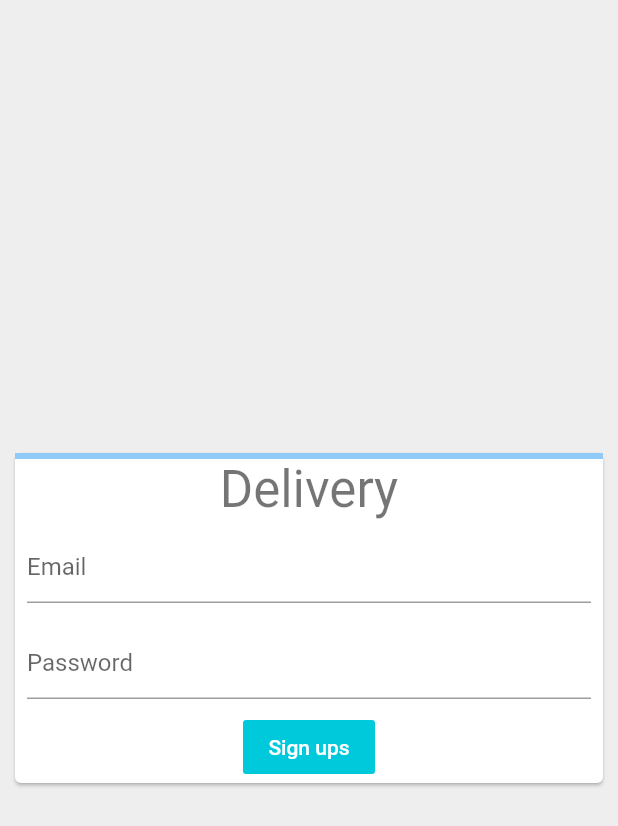
After one commit to RicardoHds/flutter_pwa, a Flutter app: the screen it shows after launch, after a tap on "Sign ups", on a phone screen of 412 x 824 dp. The commit adds this screen. Shown: the top 826 px of the screen. Run offline on Flutter 3.47's test engine with Material 2 defaults, Android fonts, the phone set to English and light mode, and no system bars; our stand-ins replace get_it; network calls fail.

Commit message:
[add] new Structure

```diff
--- /dev/null
+++ b/lib/constants/route_paths.dart
@@ -0,0 +1,2 @@
+const String LoginRoute = 'Login';
+const String HomeRoute = 'Home';
--- /dev/null
+++ b/lib/constants/urls.dart
@@ -0,0 +1 @@
+const String api = "https://mcstaging.vitroautoglass.com/rest/V1/";
--- /dev/null
+++ b/lib/locator.dart
@@ -0,0 +1,7 @@
+import 'package:get_it/get_it.dart';
+
+GetIt locator = GetIt.instance;
+
+void setupLocator() {
+
+}
--- /dev/null
+++ b/lib/router.dart
@@ -0,0 +1,23 @@
+import 'package:flutter/cupertino.dart';
+import 'package:flutter/material.dart';
+import 'package:login/constants/route_paths.dart' as routes;
+import 'package:login/views/home_view.dart';
+import 'package:login/views/login_view.dart';
+
+Route<dynamic> generateRoute(RouteSettings settings) {
+  switch (settings.name) {
+    case routes.LoginRoute:
+      return MaterialPageRoute(builder: (context) => LoginView());
+    case routes.HomeRoute:
+      var data = settings.arguments as String;
+      return MaterialPageRoute(builder: (context) => HomeView(data));
+    default:
+      return MaterialPageRoute(
+        builder: (context) => Scaffold(
+          body: Center(
+            child: Text('No path for ${settings.name}'),
+          ),
+        ),
+      );
+  }
+}
--- /dev/null
+++ b/lib/viewmodels/basemodel.dart
@@ -0,0 +1,20 @@
+import 'package:flutter/cupertino.dart';
+
+class BaseModel extends ChangeNotifier{
+  bool _busy = false;
+  String _errorMessage;
+
+  bool get busy => _busy;
+  String get errorMessage => _errorMessage;
+  bool get hashErrorMessage => _errorMessage!= null && _errorMessage.isNotEmpty;
+
+  void setErrorMessage(String message){
+    _errorMessage = message;
+    notifyListeners();
+  }
+
+  void setBusy(bool value){
+    _busy = value;
+    notifyListeners();
+  }
+}
--- /dev/null
+++ b/lib/viewmodels/home_viewmodel.dart
@@ -0,0 +1,51 @@
+import 'package:flutter/material.dart';
+import 'package:http/http.dart' as http;
+import 'package:login/viewmodels/basemodel.dart';
+import 'package:login/constants/urls.dart';
+import 'dart:convert';
+import 'dart:async';
+
+var _url = api + 'customers/me';
+
+
+
+class HomeViewModel extends BaseModel {
+  Future<Customer> fetchCustomer(token) async {
+  debugPrint(token);
+  final response =
+      await http.get(_url, headers: {'Authorization': 'Bearer $token'});
+
+  if (response.statusCode == 200) {
+    return Customer.fromJson(json.decode(response.body));
+  } else {
+    throw Exception('Failed to load post');
+  }
+}
+  Future<bool> logout({bool success = true}) async {
+    setBusy(true);
+    await Future.delayed(Duration(seconds: 1));
+
+    if (!success) {
+      setErrorMessage('Error has occurred during sign out');
+    } else {
+      setErrorMessage(null);
+    }
+
+    setBusy(false);
+    return success;
+  }
+}
+
+class Customer {
+  final String firstname;
+  final String email;
+
+  Customer({this.firstname, this.email});
+
+  factory Customer.fromJson(Map<String, dynamic> json) {
+    return Customer(
+      firstname: json['firstname'],
+      email: json['email'],
+    );
+  }
+}
--- /dev/null
+++ b/lib/viewmodels/login_viewmodel.dart
@@ -0,0 +1,68 @@
+import 'package:flutter/material.dart';
+import 'package:login/viewmodels/basemodel.dart';
+import 'package:login/constants/urls.dart';
+
+import 'package:http/http.dart' as http;
+import 'dart:convert';
+
+class LoginViewModel extends BaseModel {
+  final emailTextController = TextEditingController();
+  final passwordTextController = TextEditingController();
+  final mineSnackBar = SnackBar(
+    content: Text('The account sign-in was incorrect.'),
+    backgroundColor: Colors.red[300],
+  );
+
+  double formProgress = 0;
+  bool isLoading = false;
+
+  void updateFormProgress() {
+    var progress = 0.0;
+    var controllers = [
+      emailTextController,
+      passwordTextController,
+    ];
+
+    for (var controller in controllers) {
+      if (controller.value.text.isNotEmpty) {
+        progress += 1 / controllers.length;
+      }
+    }
+
+    formProgress = progress;
+  }
+
+  String getResponseData() {
+    return responseString.replaceAll('"', ' ').trim();
+  }
+
+  var responseString = null;
+  Future<bool> fetchSignIn(String username, String password, context) async {
+    setBusy(true);
+
+    var _url = api + 'integration/customer/token';
+    var body = {"username": username, "password": password};
+
+    final http.Response response = await http.post(_url,
+        headers: <String, String>{
+          'Content-Type': 'application/json; charset=UTF-8',
+        },
+        body: jsonEncode(body));
+
+    var success = false;
+    if (response.statusCode == 200) {
+      responseString = response.body;
+
+      success = true;
+    }
+
+    if (!success) {
+      setErrorMessage('Error has occured with the login');
+    } else {
+      setErrorMessage(null);
+    }
+
+    setBusy(false);
+    return success;
+  }
+}
--- /dev/null
+++ b/lib/views/login_view.dart
@@ -0,0 +1,83 @@
+import 'package:flutter/material.dart';
+import 'package:login/constants/route_paths.dart' as routes;
+import 'package:login/viewmodels/login_viewmodel.dart';
+import 'package:provider/provider.dart';
+
+class LoginView extends StatelessWidget {
+  const LoginView({Key key}) : super(key: key);
+
+  @override
+  Widget build(BuildContext context) {
+    return ChangeNotifierProvider(
+        create: (context) => LoginViewModel(),
+        child: Consumer<LoginViewModel>(
+            builder: (context, model, child) => Scaffold(
+                  backgroundColor: Colors.grey[200],
+                  body: Center(
+                    child: SizedBox(
+                      width: 400,
+                      child: Card(
+                        child: Form(
+                          onChanged: model.updateFormProgress,
+                          child: Column(
+                            mainAxisSize: MainAxisSize.min,
+                            children: [
+                              LinearProgressIndicator(value: model.formProgress),
+                              Text('Delivery',
+                                  style: Theme.of(context).textTheme.headline4),
+                              Padding(
+                                padding: EdgeInsets.all(8.0),
+                                child: TextFormField(
+                                  controller: model.emailTextController,
+                                  decoration:
+                                      InputDecoration(hintText: 'Email'),
+                                ),
+                              ),
+                              Padding(
+                                padding: EdgeInsets.all(8.0),
+                                child: TextFormField(
+                                  controller: model.passwordTextController,
+                                  decoration:
+                                      InputDecoration(hintText: 'Password'),
+                                  obscureText: true,
+                                ),
+                              ),
+                              model.isLoading
+                                  ? Padding(
+                                      padding: EdgeInsets.all(16.0),
+                                      child: CircularProgressIndicator())
+                                  : FlatButton(
+                                      color: Color.fromARGB(255, 0, 201, 220),
+                                      textColor: Colors.white,
+                                      onPressed: () async {
+                                        if (model.formProgress == 1) {
+                                          model.isLoading = true;
+                                          if (await model.fetchSignIn(
+                                              model.emailTextController.text.trim(),
+                                              model.passwordTextController.text.trim(),
+                                              context)) {
+                                            Navigator.of(context)
+                                                .pushNamed(
+                                                  routes.HomeRoute,
+                                                  arguments: model.getResponseData()
+                                                );
+
+
+                                          } else {
+                                            Scaffold.of(context).showSnackBar(
+                                                model.mineSnackBar);
+                                          }
+                                          model.isLoading = false;
+                                        }
+                                      },
+                                      child: Text('Sign ups'),
+                                    ),
+                            ],
+                          ),
+                        ),
+                      ),
+                    ),
+                  ),
+                )));
+  }
+}
--- a/pubspec.yaml
+++ b/pubspec.yaml
@@ -28,7 +28,9 @@ dependencies:
   # Use with the CupertinoIcons class for iOS style icons.
   cupertino_icons: ^0.1.3
   http: ^0.12.1
-  shared_preferences: '^0.5.7'
+  shared_preferences: "^0.5.7"
+  provider:
+  get_it:
 
 dev_dependencies:
   flutter_test:
```
Also changed, not shown: lib/main.dart (+12 -142 lines), lib/views/home_view.dart (added, +52 -0 lines), lib/welcome.dart (+51 -33 lines), pubspec.lock.
